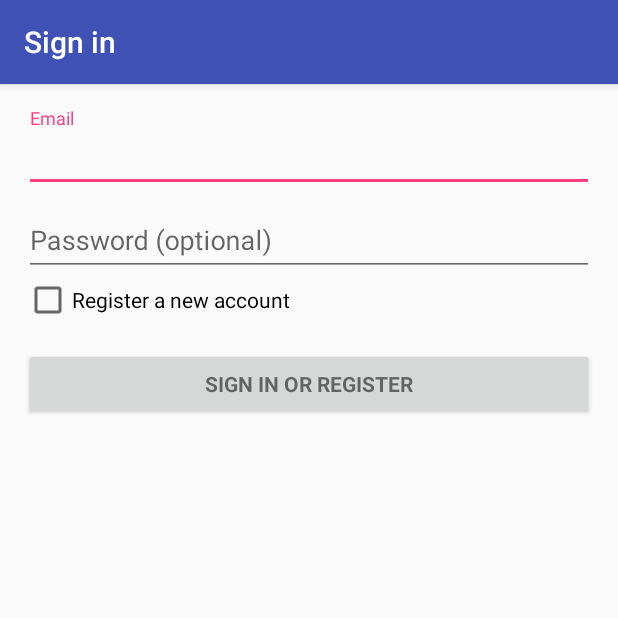
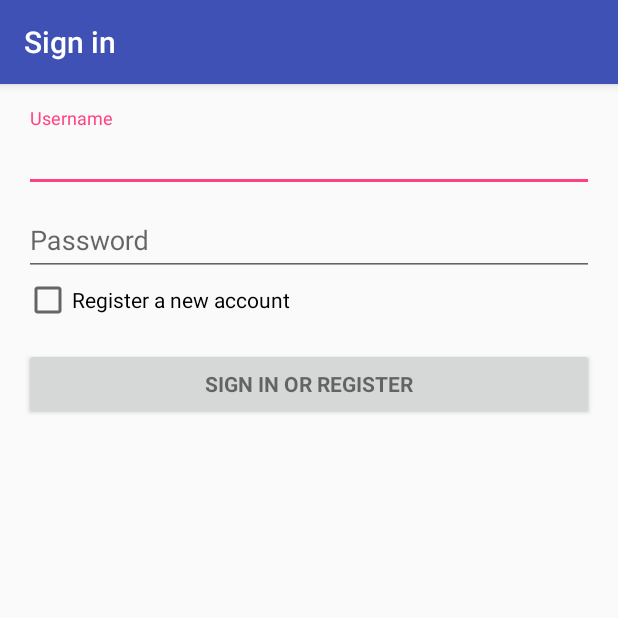
Before and after one commit to Replica94/moveometri, an Android app: the screen it shows after launch (LoginActivity), after a tap on "LOGIN", on a phone screen of 412 x 824 dp, the top half of it. Run offline under Robolectric (Android 15) with nearby library versions, the phone set to English and light mode, and no system bars.

Commit message:
Fix trip connection bugs and improve UI

```diff
--- a/app/src/main/java/fi/jamk/student/moveometri/MainActivity.java
+++ b/app/src/main/java/fi/jamk/student/moveometri/MainActivity.java
@@ -34,8 +34,7 @@ public class MainActivity extends AppCompatActivity {
                 @Override
                 public void onClick(View view) {
                     Intent i = new Intent(MainActivity.this, LoginActivity.class);
-                    startActivity(i);
-                    //startActivityForResult(i, ACTION_LOGIN);
+                    startActivityForResult(i, ACTION_LOGIN);
                 }
             });
             loginText.setText("Not logged in");
--- a/app/src/main/java/fi/jamk/student/moveometri/TripConnection.java
+++ b/app/src/main/java/fi/jamk/student/moveometri/TripConnection.java
@@ -29,15 +29,16 @@ public class TripConnection {
     public static final int ERROR_CONNECTION_FAILED = -2;
     public static final int ERROR_INTERNAL_SERVER_ERROR = -3;
     public static final int ERROR_BAD_REQUEST = -4;
+    public static final int ERROR_USERNAME_TAKEN = -5;
 
-    //TODO move to strings somehow
-    private final static String[] errorMessages =
+    private final static int[] errorMessageStrings =
     {
-        "Internal error",
-        "Invalid username or password",
-        "Connection failed",
-        "Internal server error",
-        "Bad request"
+            R.string.tripconnection_internal_error,
+            R.string.tripconnection_unauthorized,
+            R.string.tripconnection_connection_failed,
+            R.string.tripconnection_internal_server_error,
+            R.string.tripconnection_bad_request,
+            R.string.tripconnection_username_taken
     };
 
     /**
@@ -46,16 +47,19 @@ public class TripConnection {
      * @param error error code
      * @return Human readable string representing the error
      */
-    public static String getErrorCodeMessage(int error)
+    public String getErrorCodeMessage(int error)
     {
         if (error > 0)
         {
-            return "Success";
+            return mContext.getString(R.string.tripconnection_success);
         }
         int errIndex = -error;
-        if (errIndex < 0 || errIndex >= errorMessages.length)
-            return errorMessages[0];
-        return errorMessages[errIndex];
+        int rdx = 0;
+        if (errIndex < 0 || errIndex >= errorMessageStrings.length)
+            rdx = errorMessageStrings[0];
+        else
+            rdx = errorMessageStrings[errIndex];
+        return mContext.getString(rdx);
     }
 
     private static TripConnection instance;
@@ -85,7 +89,7 @@ public class TripConnection {
     private Account loginAccount = null;
     private String loginAccountName = "";
     private String loginAccountPassword = "";
-    private String server = "http://10.0.2.2:5511/";
+    private String server = "https://skeletorium.com/mresti/";
 
     private HttpURLConnection prepareConnection(String url) throws IOException {
         HttpURLConnection c = (HttpURLConnection) new URL(url).openConnection();
@@ -111,7 +115,8 @@ public class TripConnection {
     private void prepareConnectionPost(HttpURLConnection c, JSONObject obj) throws IOException
     {
         String query = obj.toString();
-        Log.d("TripConnection D", query);
+        //For debugging, will print everything in plain text:
+        // Log.d("TripConnection D", query);
         byte[] queryData = query.getBytes();
 
         c.setDoOutput(true);
@@ -281,6 +286,8 @@ public class TripConnection {
             if (c.getResponseCode() != 200) {
                 Log.d("TripConnection FAIL", c.getResponseMessage());
                 c.disconnect();
+                if (c.getResponseCode() == 400)
+                    return ERROR_USERNAME_TAKEN;
                 return ERROR_BAD_REQUEST;
             }
 
--- a/app/src/main/java/fi/jamk/student/moveometri/TripStorageEngine.java
+++ b/app/src/main/java/fi/jamk/student/moveometri/TripStorageEngine.java
@@ -123,7 +123,7 @@ class TripStorageEngine implements TripStorageInterface {
                 int ret = connection.addTripSync(t);
                 if (ret <= 0)
                 {
-                    Log.d("TripStorageEngine", "Failed to synchronize trip: "+ TripConnection.getErrorCodeMessage(ret));
+                    Log.d("TripStorageEngine", "Failed to synchronize trip: "+ connection.getErrorCodeMessage(ret));
                     return null;
                 }
                 else
@@ -140,7 +140,7 @@ class TripStorageEngine implements TripStorageInterface {
             ArrayList<Trip> exTrips = new ArrayList<>();
             int retCode = connection.getTripsSync(exTrips);
             if (retCode <= 0) {
-                Log.d("TripStorageEngine", "Failed to synchronize trips: "+TripConnection.getErrorCodeMessage(retCode));
+                Log.d("TripStorageEngine", "Failed to synchronize trips: "+connection.getErrorCodeMessage(retCode));
                 return null;
             }
             else {
--- a/app/src/main/res/values/strings.xml
+++ b/app/src/main/res/values/strings.xml
@@ -3,15 +3,22 @@
     <string name="title_activity_login">Sign in</string>
 
     <!-- Strings related to login -->
-    <string name="prompt_email">Email</string>
-    <string name="prompt_password">Password (optional)</string>
+    <string name="prompt_email">Username</string>
+    <string name="prompt_password">Password</string>
     <string name="action_sign_in">Sign in or register</string>
     <string name="action_sign_in_short">Sign in</string>
-    <string name="error_invalid_email">This email address is invalid</string>
+    <string name="error_invalid_email">This username address is invalid</string>
     <string name="error_invalid_password">This password is too short</string>
     <string name="error_incorrect_password">This password is incorrect</string>
     <string name="error_field_required">This field is required</string>
     <string name="permission_rationale">"Contacts permissions are needed for providing email
         completions."
     </string>
+    <string name="tripconnection_internal_error">Internal error</string>
+    <string name="tripconnection_unauthorized">Invalid username or password</string>
+    <string name="tripconnection_connection_failed">Connection failed</string>
+    <string name="tripconnection_internal_server_error">Internal server error</string>
+    <string name="tripconnection_bad_request">Invalid client request error</string>
+    <string name="tripconnection_username_taken">Username already taken</string>
+    <string name="tripconnection_success">Success</string>
 </resources>
```
Also changed, not shown: app/src/main/java/fi/jamk/student/moveometri/LoginActivity.java (+9 -4 lines).
